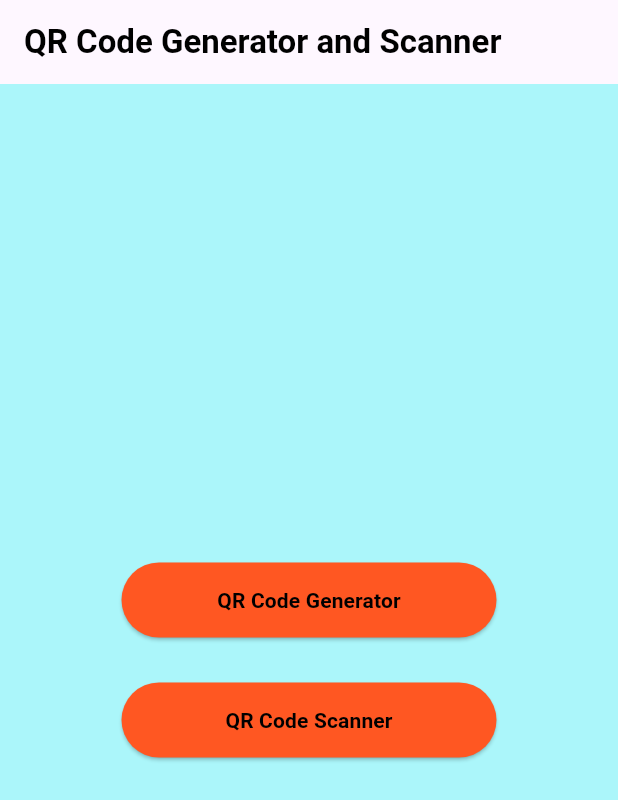
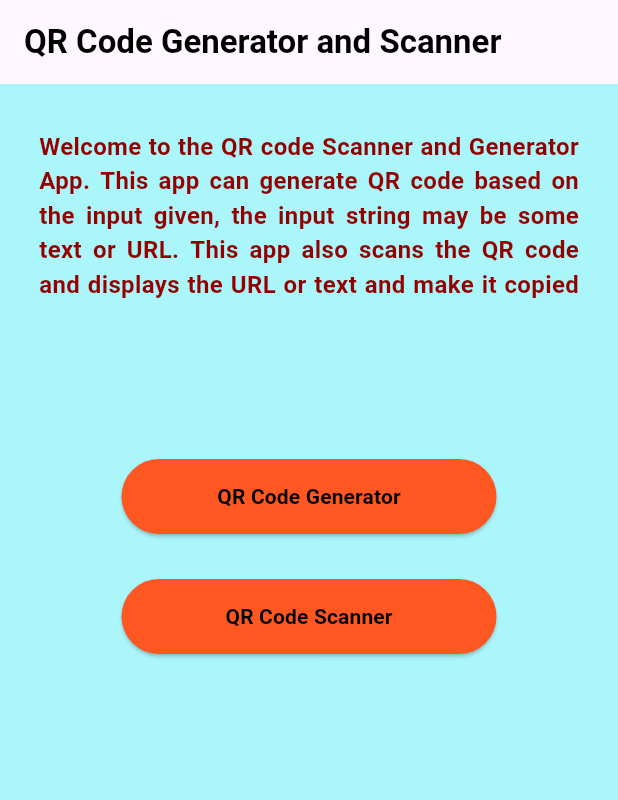
Before and after one commit to itskartike910/qr_code_sg, a Flutter app: the screen it shows after launch, on a phone screen of 412 x 824 dp. Shown: the top 800 px of the screen. Run offline on Flutter 3.47's test engine with Material 3 defaults, Android fonts, the phone set to English and light mode, and no system bars; missing offline and left inert: custom_qr_generator, flutter_vibrate, qr_code_scanner.

```diff
--- a/lib/main.dart
+++ b/lib/main.dart
@@ -8,7 +8,7 @@ void main() async {
 }
 
 class MyApp extends StatefulWidget {
-  const MyApp({Key? key}) : super(key: key);
+  const MyApp({super.key});
   @override
   State<MyApp> createState() => _MyAppState();
 }
@@ -25,7 +25,7 @@ class _MyAppState extends State<MyApp> {
 }
 
 class StartingPage extends StatelessWidget {
-  const StartingPage({Key? key}) : super(key: key);
+  const StartingPage({super.key});
   @override
   Widget build(BuildContext context) {
     return Center(
--- a/lib/main_screen.dart
+++ b/lib/main_screen.dart
@@ -9,16 +9,48 @@ class MainScreen extends StatelessWidget {
   Widget build(BuildContext context) {
     return Scaffold(
       appBar: AppBar(
-            title: const Text("QR Code Generator and Scanner",style: TextStyle(color: Color.fromARGB(255, 0, 0, 0),fontWeight: FontWeight.bold , fontSize: 22)),
-            shadowColor:const Color.fromARGB(255, 249, 23, 23),
+        title: const Text("QR Code Generator and Scanner",
+            style: TextStyle(
+                color: Color.fromARGB(255, 0, 0, 0),
+                fontWeight: FontWeight.bold,
+                fontSize: 22)),
+        shadowColor: const Color.fromARGB(255, 249, 23, 23),
       ),
       body: Container(
         height: double.infinity,
         width: double.infinity,
         color: const Color.fromARGB(255, 171, 246, 250),
         child: Column(
-              mainAxisAlignment: MainAxisAlignment.center,
+          mainAxisAlignment: MainAxisAlignment.start,
           children: [
+            // Container(
+            //   width: 360,
+            //   height: 120,
+            //   decoration: const BoxDecoration(
+            //       image: DecorationImage(
+            //     image: AssetImage("assets/qrcodesgnormal.png"),
+            //     fit: BoxFit.fill,
+            //   )),
+            // ),
+            const SizedBox(
+              height: 30,
+            ),
+            const SizedBox(
+              width: 360,
+              height: 120,
+              child: Text(
+                "Welcome to the QR code Scanner and Generator App. This app can generate QR code based on the input given, the input string may be some text or URL. This app also scans the QR code and displays the URL or text and make it copied to clipboard.",
+                style: TextStyle(
+                  color: Color.fromARGB(255, 147, 0, 0),
+                  fontWeight: FontWeight.bold,
+                  fontSize: 16,
+                ),
+                textAlign: TextAlign.justify,
+              ),
+            ),
+            const SizedBox(
+              height: 100,
+            ),
             ElevatedButton(
               onPressed: () => Navigator.push(
                       context,
@@ -26,28 +58,38 @@ class MainScreen extends StatelessWidget {
                           builder: (context) => const QRInputScreen()))
                   .then((result) {}),
               style: const ButtonStyle(
-                      backgroundColor: MaterialStatePropertyAll<Color>(Colors.deepOrange),
-                      fixedSize: MaterialStatePropertyAll<Size>(Size(250,50)),
+                backgroundColor:
+                    MaterialStatePropertyAll<Color>(Colors.deepOrange),
+                fixedSize: MaterialStatePropertyAll<Size>(Size(250, 50)),
               ),
-                child: const Text("QR Code Generator",style: TextStyle(fontWeight: FontWeight.bold,color: Color.fromARGB(255, 0, 0, 0)),),
+              child: const Text(
+                "QR Code Generator",
+                style: TextStyle(
+                    fontWeight: FontWeight.bold,
+                    color: Color.fromARGB(255, 0, 0, 0)),
+              ),
             ),
             const SizedBox(height: 30),
             ElevatedButton(
-              onPressed: ()=> Navigator.push(
+                onPressed: () => Navigator.push(
                         context,
                         MaterialPageRoute(
                             builder: (context) => const QRScannerPage()))
                     .then((result) {}),
                 style: const ButtonStyle(
-                      backgroundColor: MaterialStatePropertyAll<Color>(Colors.deepOrange),
-                      fixedSize: MaterialStatePropertyAll<Size>(Size(250,50)),
+                  backgroundColor:
+                      MaterialStatePropertyAll<Color>(Colors.deepOrange),
+                  fixedSize: MaterialStatePropertyAll<Size>(Size(250, 50)),
                 ),
-              child: const Text("QR Code Scanner",style: TextStyle(fontWeight: FontWeight.bold,color: Color.fromARGB(255, 0, 0, 0)),)
-              )
+                child: const Text(
+                  "QR Code Scanner",
+                  style: TextStyle(
+                      fontWeight: FontWeight.bold,
+                      color: Color.fromARGB(255, 0, 0, 0)),
+                ))
           ],
         ),
       ),
     );
-
   }
 }
--- a/pubspec.yaml
+++ b/pubspec.yaml
@@ -49,7 +49,7 @@ dev_dependencies:
   # activated in the `analysis_options.yaml` file located at the root of your
   # package. See that file for information about deactivating specific lint
   # rules and activating additional ones.
-  flutter_lints: ^2.0.0
+  flutter_lints: ^3.0.1
   flutter_launcher_icons: ^0.13.1
   clipboard: 0.1.3
 
```
Also changed, not shown: assets/qrcodesgnormal.png (added), assets/qrcodesgtransparent.png (added), pubspec.lock. Lines whose indentation alone changed are shown as unchanged.
